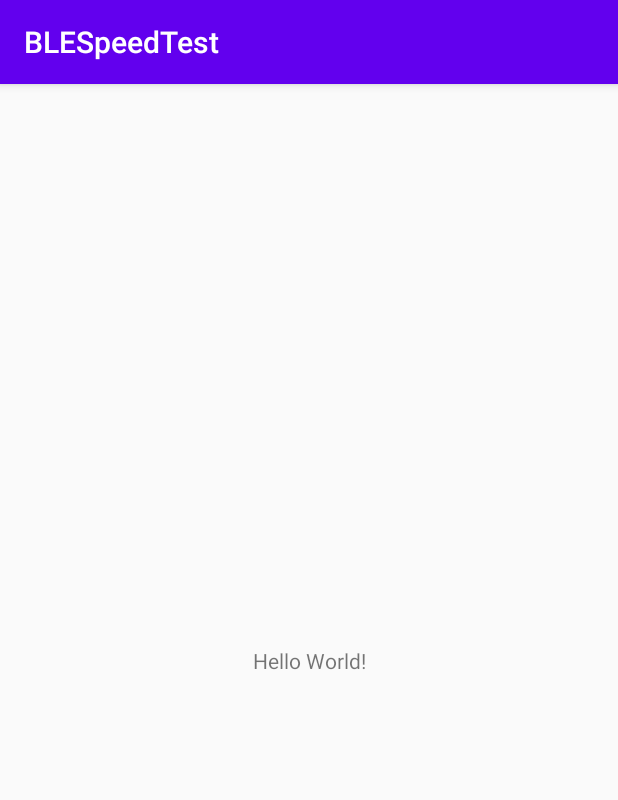
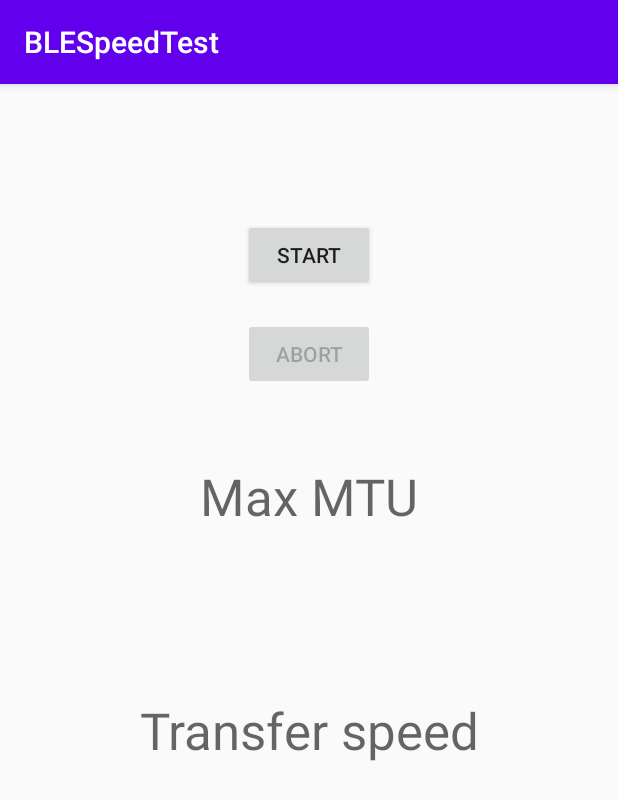
Before and after one commit to TomHanekamp/AndroidBLESpeedTest, an Android app: the screen it shows after launch (MainActivity), on a phone screen of 412 x 824 dp. Shown: the top 800 px of the screen. Run offline under Robolectric (Android 15) with nearby library versions, the phone set to English and light mode, and no system bars; our stand-ins replace Timber; libraries missing offline, so code that uses them is left out: no.nordicsemi.android.

Commit message:
Implemented the MainActivity to run the test.

```diff
--- a/app/build.gradle
+++ b/app/build.gradle
@@ -22,6 +22,11 @@ android {
             proguardFiles getDefaultProguardFile('proguard-android-optimize.txt'), 'proguard-rules.pro'
         }
     }
+
+    compileOptions {
+        targetCompatibility JavaVersion.VERSION_1_8
+        sourceCompatibility JavaVersion.VERSION_1_8
+    }
 }
 
 dependencies {
--- a/app/src/main/java/nl/tomhanekamp/blespeedtest/MainActivity.kt
+++ b/app/src/main/java/nl/tomhanekamp/blespeedtest/MainActivity.kt
@@ -1,11 +1,85 @@
 package nl.tomhanekamp.blespeedtest
 
+import android.os.Bundle
+import android.widget.Button
+import android.widget.TextView
 import androidx.appcompat.app.AppCompatActivity
-import android.os.Bundle
+import kotlinx.coroutines.CoroutineScope
+import kotlinx.coroutines.Dispatchers
+import kotlinx.coroutines.launch
+import nl.tomhanekamp.blespeedtest.ble.BleService
+import nl.tomhanekamp.blespeedtest.ble.BleServiceCallbacks
 
-class MainActivity : AppCompatActivity() {
+@ExperimentalStdlibApi
+class MainActivity : AppCompatActivity(), BleServiceCallbacks {
+
+    private var bleService: BleService? = null
+
+    private var startButton: Button? = null
+    private var abortButton: Button? = null
+    private var mtuValue: TextView? = null
+    private var transferSpeedValue: TextView? = null
+    private var messages: TextView? = null
+
+
     override fun onCreate(savedInstanceState: Bundle?) {
         super.onCreate(savedInstanceState)
         setContentView(R.layout.activity_main)
+
+        bleService = BleService(this, R.raw.transfer, this)
+
+        startButton = findViewById(R.id.startButton)
+        abortButton = findViewById(R.id.abortButton)
+        mtuValue = findViewById(R.id.mtuValue)
+        transferSpeedValue = findViewById(R.id.transferSpeedValue)
+        messages = findViewById(R.id.messages)
+    }
+
+    override fun onResume() {
+        super.onResume()
+
+        startButton?.setOnClickListener {
+            startButton?.isEnabled = false
+            abortButton?.isEnabled = true
+            clearValues()
+
+            CoroutineScope(Dispatchers.IO).launch {
+                bleService?.startBleTest()
+            }
+        }
+
+        abortButton?.setOnClickListener {
+            startButton?.isEnabled = true
+            abortButton?.isEnabled = false
+            CoroutineScope(Dispatchers.IO).launch {
+                bleService?.abortBleTest()
+            }
+        }
+    }
+
+    private fun clearValues() {
+        mtuValue?.text = ""
+        transferSpeedValue?.text = ""
+        messages?.text = ""
+    }
+
+    override fun mtuDetermined(mtu: Int) {
+        mtuValue?.text = mtu.toString()
+    }
+
+    override fun speedDetermined(bytesPerSecond: Int) {
+        transferSpeedValue?.text = "$bytesPerSecond B/s"
+    }
+
+    override fun testAborted(reason: String) {
+        messages?.text = "Something has forced the test to abort: $reason"
+    }
+
+    override fun testFinished() {
+        CoroutineScope(Dispatchers.Main).launch {
+            messages?.text = "Test complete"
+            startButton?.isEnabled = true
+            abortButton?.isEnabled = false
+        }
     }
 }
--- a/app/src/main/java/nl/tomhanekamp/blespeedtest/ble/BleManagerImpl.kt
+++ b/app/src/main/java/nl/tomhanekamp/blespeedtest/ble/BleManagerImpl.kt
@@ -55,8 +55,8 @@ class BleManagerImpl(context: Context): BleManager<BleManagerCallbacks>(context)
             return if (service == null) {
                 false
             } else {
-                writeCharacteristic = service?.getCharacteristic(UUID.fromString(WRITE_CHARACTERISTIC_UUID))
-                readCharacteristic = service?.getCharacteristic(UUID.fromString(NOTIFY_CHARACTERISTIC_UUID))
+                writeCharacteristic = service.getCharacteristic(UUID.fromString(WRITE_CHARACTERISTIC_UUID))
+                readCharacteristic = service.getCharacteristic(UUID.fromString(NOTIFY_CHARACTERISTIC_UUID))
                 writeCharacteristic != null && readCharacteristic != null
             }
         }
--- a/app/src/main/java/nl/tomhanekamp/blespeedtest/ble/BleService.kt
+++ b/app/src/main/java/nl/tomhanekamp/blespeedtest/ble/BleService.kt
@@ -16,8 +16,9 @@ import kotlin.math.ceil
 
 interface BleServiceCallbacks {
     fun testAborted(reason: String)
-    fun mtuDetermined(mtuValue: Int)
+    fun mtuDetermined(mtu: Int)
     fun speedDetermined(bytesPerSecond: Int)
+    fun testFinished()
 }
 
 @ExperimentalStdlibApi
@@ -31,8 +32,8 @@ class BleService(private val context: Context, private val transferFileId: Int,
     private val bleManager: BleManagerImpl = BleManagerImpl(context)
     private val scanTimer: Timer = Timer()
 
-    private val bleScanLock: Object = Object()
-    private val bleConnectionLock: Object = Object()
+    private val bleScanLock: Any = Object()
+    private val bleConnectionLock: Any = Object()
 
     private var bleScanInProgress: Boolean = false
     private var bleConnectionInProgress: Boolean = false
@@ -217,6 +218,7 @@ class BleService(private val context: Context, private val transferFileId: Int,
                     totalBytesToSend?.let { bytesSent ->
                         val bytesPerSecond = bytesSent / durationInSeconds
                         callbacks.speedDetermined(bytesPerSecond.toInt())
+                        callbacks.testFinished()
                     }
                 }
             }
--- a/app/src/main/res/layout/activity_main.xml
+++ b/app/src/main/res/layout/activity_main.xml
@@ -6,13 +6,83 @@
     android:layout_height="match_parent"
     tools:context=".MainActivity">
 
-    <TextView
+    <Button
+        android:id="@+id/startButton"
         android:layout_width="wrap_content"
         android:layout_height="wrap_content"
-        android:text="Hello World!"
-        app:layout_constraintBottom_toBottomOf="parent"
-        app:layout_constraintLeft_toLeftOf="parent"
-        app:layout_constraintRight_toRightOf="parent"
+        android:layout_marginTop="90dp"
+        android:enabled="true"
+        android:text="Start"
+        app:layout_constraintEnd_toEndOf="parent"
+        app:layout_constraintHorizontal_bias="0.5"
+        app:layout_constraintStart_toStartOf="parent"
         app:layout_constraintTop_toTopOf="parent" />
 
+    <Button
+        android:id="@+id/abortButton"
+        android:layout_width="wrap_content"
+        android:layout_height="wrap_content"
+        android:layout_marginTop="156dp"
+        android:enabled="false"
+        android:text="Abort"
+        app:layout_constraintEnd_toEndOf="parent"
+        app:layout_constraintHorizontal_bias="0.501"
+        app:layout_constraintStart_toStartOf="parent"
+        app:layout_constraintTop_toTopOf="parent" />
+
+    <TextView
+        android:id="@+id/mtuLabel"
+        android:layout_width="wrap_content"
+        android:layout_height="wrap_content"
+        android:layout_marginTop="252dp"
+        android:text="Max MTU"
+        android:textAppearance="@style/TextAppearance.AppCompat.Display1"
+        app:layout_constraintEnd_toEndOf="parent"
+        app:layout_constraintStart_toStartOf="parent"
+        app:layout_constraintTop_toTopOf="parent" />
+
+    <TextView
+        android:id="@+id/mtuValue"
+        android:layout_width="wrap_content"
+        android:layout_height="wrap_content"
+        android:layout_marginTop="317dp"
+        android:textAppearance="@style/TextAppearance.AppCompat.Display1"
+        android:textStyle="bold"
+        app:layout_constraintEnd_toEndOf="parent"
+        app:layout_constraintHorizontal_bias="0.5"
+        app:layout_constraintStart_toStartOf="parent"
+        app:layout_constraintTop_toTopOf="parent" />
+
+    <TextView
+        android:id="@+id/transferSpeedLabel"
+        android:layout_width="wrap_content"
+        android:layout_height="wrap_content"
+        android:layout_marginTop="408dp"
+        android:text="Transfer speed"
+        android:textAppearance="@style/TextAppearance.AppCompat.Display1"
+        app:layout_constraintEnd_toEndOf="parent"
+        app:layout_constraintStart_toStartOf="parent"
+        app:layout_constraintTop_toTopOf="parent" />
+
+    <TextView
+        android:id="@+id/transferSpeedValue"
+        android:layout_width="wrap_content"
+        android:layout_height="wrap_content"
+        android:layout_marginTop="472dp"
+        android:textAppearance="@style/TextAppearance.AppCompat.Display1"
+        android:textStyle="bold"
+        app:layout_constraintEnd_toEndOf="parent"
+        app:layout_constraintHorizontal_bias="0.501"
+        app:layout_constraintStart_toStartOf="parent"
+        app:layout_constraintTop_toTopOf="parent" />
+
+    <TextView
+        android:id="@+id/messages"
+        android:layout_width="wrap_content"
+        android:layout_height="wrap_content"
+        android:layout_marginTop="551dp"
+        app:layout_constraintEnd_toEndOf="parent"
+        app:layout_constraintHorizontal_bias="0.5"
+        app:layout_constraintStart_toStartOf="parent"
+        app:layout_constraintTop_toTopOf="parent" />
 </androidx.constraintlayout.widget.ConstraintLayout>
```
